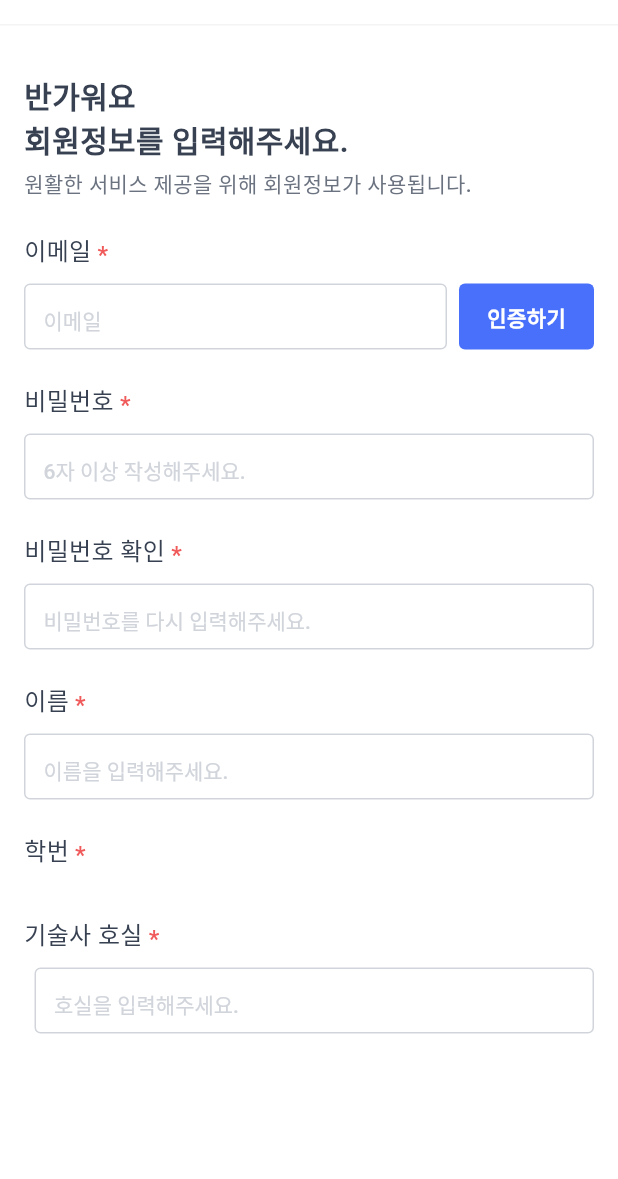
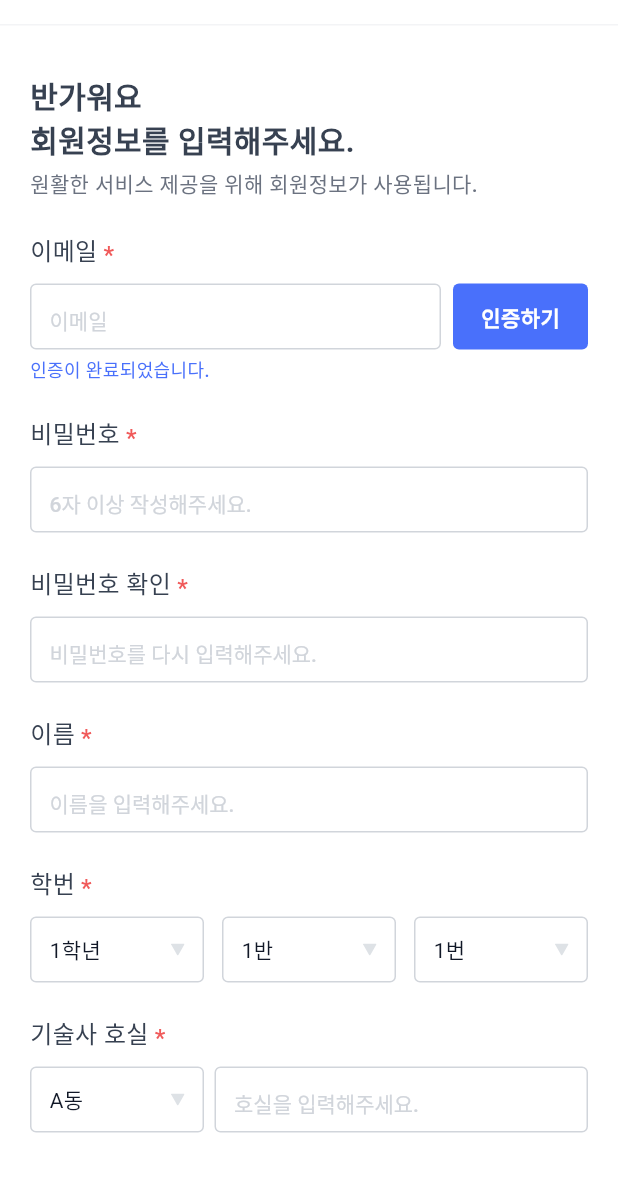
Before and after one commit to TeamPLOY/Bubble_v2, a Flutter app: the screen it shows after launch, on a phone screen of 412 x 824 dp, the part 57-1236 px from its top. Run offline on Flutter 3.47's test engine with Material 3 defaults, Android fonts, the phone set to English and light mode, and no system bars; our stand-ins replace flutter_svg, get; Roboto replaces fonts that are missing (PretendardBold, PretendardMedium, PretendardRegular).

Commit message:
feat : 회원가입 퍼블리싱 완료

```diff
--- a/lib/main.dart
+++ b/lib/main.dart
@@ -1,6 +1,7 @@
 import 'package:bubble_v2/app/config/app_color.dart';
 import 'package:bubble_v2/presentation/page/signUp.dart';
 import 'package:flutter/material.dart';
+import 'package:get/get.dart';
 
 void main() {
   runApp(const MainApp());
@@ -11,7 +12,7 @@ class MainApp extends StatelessWidget {
 
   @override
   Widget build(BuildContext context) {
-    return MaterialApp(
+    return GetMaterialApp(
       theme: ThemeData(
         textSelectionTheme: TextSelectionThemeData(
           cursorColor: AppColor.gray700,
--- a/lib/presentation/page/signUp.dart
+++ b/lib/presentation/page/signUp.dart
@@ -1,9 +1,14 @@
+import 'dart:async';
 import 'package:bubble_v2/app/config/app_color.dart';
 import 'package:bubble_v2/app/config/app_text_styles.dart';
+import 'package:bubble_v2/app/controller/dropdownData.dart';
+import 'package:bubble_v2/presentation/widget/components/button/graybutton.dart';
 import 'package:bubble_v2/presentation/widget/components/signUp/TitleText.dart';
+import 'package:bubble_v2/presentation/widget/components/signUp/dropDown.dart';
 import 'package:bubble_v2/presentation/widget/form/signForm.dart';
 import 'package:bubble_v2/presentation/widget/header/noHeader.dart';
 import 'package:flutter/material.dart';
+import 'package:get/get.dart';
 
 class SignUpPage extends StatefulWidget {
   const SignUpPage({super.key});
@@ -13,11 +18,57 @@ class SignUpPage extends StatefulWidget {
 }
 
 class _SignUpPageState extends State<SignUpPage> {
-  TextEditingController emailController = TextEditingController();
-  TextEditingController passwordController = TextEditingController();
-  TextEditingController repasswordController = TextEditingController();
-  TextEditingController nameController = TextEditingController();
-  TextEditingController roomController = TextEditingController();
+  TextEditingController emailController = TextEditingController(); //이메일
+  TextEditingController passwordController = TextEditingController(); //비밀번호 6자 이상
+  TextEditingController repasswordController = TextEditingController(); //비밀번호 재확인
+  TextEditingController nameController = TextEditingController(); //이름 2글자에서 5글자 내
+  TextEditingController roomController = TextEditingController(); //호실 3글자가 들어와야함
+  TextEditingController authController = TextEditingController();
+
+  List<List<String>> arrays = [['1','2','3'],['1','2','3','4'],['1','2','3','4','5','6','7','8','9','10','11','12','13','14','15','16'],['A','B']];
+
+  final DropdownController dropdownController = Get.put(DropdownController());
+
+  bool isAuthVisible = false;
+  int remainingTime = 300;
+  Timer? _timer;
+
+  void startTimer() {
+    setState(() {
+      isAuthVisible = true;
+      remainingTime = 300;
+    });
+
+    _timer?.cancel();
+    _timer = Timer.periodic(Duration(seconds: 1), (timer) {
+      if (remainingTime > 0) {
+        setState(() {
+          remainingTime--;
+        });
+      } else {
+        timer.cancel();
+        setState(() {
+          isAuthVisible = false;
+        });
+      }
+    });
+  }
+
+  void resetTimer() {
+    startTimer();
+  }
+
+  String formatTime(int seconds) {
+    int minutes = seconds ~/ 60;
+    int secs = seconds % 60;
+    return '$minutes:${secs.toString().padLeft(2, '0')}';
+  }
+
+  @override
+  void dispose() {
+    _timer?.cancel();
+    super.dispose();
+  }
 
   @override
   Widget build(BuildContext context) {
@@ -31,7 +82,7 @@ class _SignUpPageState extends State<SignUpPage> {
             child: ListView(
               children: [
                 Padding(
-                  padding: const EdgeInsets.symmetric(horizontal: 16),
+                  padding: const EdgeInsets.symmetric(horizontal: 20),
                   child: Column(
                     crossAxisAlignment: CrossAxisAlignment.start,
                     children: [
@@ -50,6 +101,7 @@ class _SignUpPageState extends State<SignUpPage> {
                           Expanded(child: Signform(controller: emailController, hintText: '이메일')),
                           const SizedBox(width: 8,),
                           GestureDetector(
+                            onTap: startTimer,
                             child: Container(
                               width: 90,
                               height: 44,
@@ -64,6 +116,46 @@ class _SignUpPageState extends State<SignUpPage> {
                           )
                         ],
                       ),
+                      if(isAuthVisible)...[
+                        //Timer
+                        Column(
+                          children: [
+                            const SizedBox(height: 8,),
+                            Signform(controller: authController, hintText: '인증번호 6자리'),
+                            const SizedBox(height: 4,),
+                            Row(
+                              mainAxisAlignment: MainAxisAlignment.spaceBetween,
+                              children: [
+                                GestureDetector(
+                                  child: Column(
+                                    children: [
+                                      GestureDetector(
+                                        onTap: resetTimer,
+                                        child: Text('재전송',style: AppTextStyles.M12.copyWith(color: AppColor.red),
+                                      )),
+                                      Container(
+                                        width: 33,
+                                        height: 1,
+                                        decoration: BoxDecoration(
+                                          color: AppColor.red
+                                        ),
+                                      )
+                                    ],
+                                  ),
+                                ),
+                                Text(formatTime(remainingTime),style: AppTextStyles.M12.copyWith(color: AppColor.red),),
+                              ],
+                            )
+                          ],
+                        ),
+                      ],
+
+                      const SizedBox(height: 4,),
+                      Row(
+                        children: [
+                          Text('인증이 완료되었습니다.',style: AppTextStyles.M12.copyWith(color: AppColor.blue400),),
+                        ],
+                      ),
 
                       //password
                       const TtileText(text: '비밀번호'),
@@ -73,24 +165,57 @@ class _SignUpPageState extends State<SignUpPage> {
                       const TtileText(text: '비밀번호 확인'),
                       Signform(controller: repasswordController, hintText: '비밀번호를 다시 입력해주세요.'),
 
+                      if(repasswordController.text == passwordController.text &&passwordController.text.isNotEmpty)...[
+                        const SizedBox(height: 4,),
+                        Row(
+                          children: [
+                            Text('비밀번호가 일치합니다.',style: AppTextStyles.M12.copyWith(color: AppColor.blue400),),
+                          ],
+                        ),
+                      ],
+
+
                       //name
                       const TtileText(text: '이름'),
                       Signform(controller: nameController, hintText: '이름을 입력해주세요.'),
 
                       //학번
                       const TtileText(text: '학번'),
-                      //drop down 추가 필요
+                      Row(
+                        crossAxisAlignment: CrossAxisAlignment.start,
+                        mainAxisAlignment: MainAxisAlignment.spaceBetween,
+                        children: [
+                          Dropdown(array: arrays[0], isContent: 1),
+                          Dropdown(array: arrays[1], isContent: 2),
+                          Dropdown(array: arrays[2], isContent: 3),
+
+                        ],
+                      ),
 
                       //기숙사 호실
                       const TtileText(text: '기술사 호실'),
                       Row(
+                        crossAxisAlignment: CrossAxisAlignment.start,
+                        mainAxisAlignment: MainAxisAlignment.start,
                         children: [
-                          //drop down 추가 필요
-
+                          Dropdown(array: arrays[3], isContent: 4),
                           const SizedBox(width: 7,),
                           Expanded(child: Signform(controller: roomController, hintText: '호실을 입력해주세요.'))
                         ],
                       ),
+
+                      const SizedBox(height: 36,),
+                      Row(
+                        //나중에 조건문 걸어서 전부다 빈칸이 차면 없애야됨
+                        mainAxisAlignment: MainAxisAlignment.center,
+                        children: [
+                          Text('빈 칸을 모두 작성해주세요.',style: AppTextStyles.M12.copyWith(color: AppColor.red),),
+                        ],
+                      ),
+
+                      const SizedBox(height: 8,),
+                      const Graybutton(text: '회원가입'),
+                      const SizedBox(height: 34,)
                     ],
                   ),
                 ),
--- /dev/null
+++ b/lib/presentation/widget/components/signUp/dropDown.dart
@@ -0,0 +1,157 @@
+import 'package:bubble_v2/app/config/app_color.dart';
+import 'package:bubble_v2/app/config/app_text_styles.dart';
+import 'package:bubble_v2/app/controller/dropdownData.dart';
+import 'package:flutter/material.dart';
+import 'package:flutter_svg/flutter_svg.dart';
+import 'package:get/get.dart';
+
+class Dropdown extends StatefulWidget {
+  final List<String> array;
+  final int isContent;
+  const Dropdown({required this.isContent, required this.array, super.key});
+
+  @override
+  State<Dropdown> createState() => _DropdownState();
+}
+
+class _DropdownState extends State<Dropdown> {
+  late String text;
+  late String data;
+  bool isOpen = false;
+
+  final LayerLink _layerLink = LayerLink();
+  OverlayEntry? _overlayEntry;
+
+  final DropdownController dropdownController = Get.find<DropdownController>();
+
+  @override
+  void initState() {
+    super.initState();
+    data = widget.array.first;
+
+    switch (widget.isContent) {
+      case 1:
+        text = '학년';
+        break;
+      case 2:
+        text = '반';
+        break;
+      case 3:
+        text = '번';
+        break;
+      case 4:
+        text = '동';
+        break;
+      default:
+        text = '';
+    }
+  }
+
+  void toggleDropdown() {
+    if (isOpen) {
+      removeOverlay();
+    } else {
+      showOverlay();
+    }
+    setState(() {
+      isOpen = !isOpen;
+    });
+  }
+
+  void showOverlay() {
+    _overlayEntry = _createOverlayEntry();
+    Overlay.of(context).insert(_overlayEntry!);
+  }
+
+  void removeOverlay() {
+    _overlayEntry?.remove();
+    _overlayEntry = null;
+  }
+
+  OverlayEntry _createOverlayEntry() {
+    return OverlayEntry(
+      builder: (context) => Positioned(
+        width: (MediaQuery.of(context).size.width - 64) / 3,
+        child: CompositedTransformFollower(
+          link: _layerLink,
+          showWhenUnlinked: false,
+          offset: const Offset(0, 48),
+          child: Material(
+            child: Container(
+              height: widget.isContent == 4 ? 90 : 126,
+              decoration: BoxDecoration(
+                color: Colors.white,
+                borderRadius: BorderRadius.circular(5),
+                border: Border.all(color: AppColor.gray300, width: 1),
+              ),
+              child: ListView.builder(
+                padding: const EdgeInsets.symmetric(vertical: 8),
+                itemCount: widget.array.length,
+                itemBuilder: (context, index) {
+                  return GestureDetector(
+                    onTap: () {
+                      setState(() {
+                        data = widget.array[index];
+                        dropdownController.changeDatas(widget.isContent, data);
+                        toggleDropdown();
+                      });
+                    },
+                    child: Container(
+                      decoration: BoxDecoration(
+                        color: AppColor.white100,
+                      ),
+                      height: 36,
+                      alignment: Alignment.center,
+                      child: Text(
+                        widget.array[index],
+                        style: AppTextStyles.R16.copyWith(color: AppColor.gray800),
+                      ),
+                    ),
+                  );
+                },
+              ),
+            ),
+          ),
+        ),
+      ),
+    );
+  }
+
+  @override
+  Widget build(BuildContext context) {
+    return Column(
+      crossAxisAlignment: CrossAxisAlignment.start,
+      children: [
+        CompositedTransformTarget(
+          link: _layerLink,
+          child: GestureDetector(
+            onTap: toggleDropdown,
+            child: Container(
+              width: (MediaQuery.of(context).size.width - 64) / 3,
+              height: 44,
+              decoration: BoxDecoration(
+                color: AppColor.white100,
+                borderRadius: BorderRadius.circular(4),
+                border: Border.all(color: AppColor.gray300, width: 1),
+              ),
+              padding: const EdgeInsets.symmetric(horizontal: 12),
+              child: Row(
+                mainAxisAlignment: MainAxisAlignment.spaceBetween,
+                children: [
+                  Text('$data$text', style: AppTextStyles.R14.copyWith(color: AppColor.gray900)),
+                  SvgPicture.asset('assets/images/down.svg'),
+                ],
+              ),
+            ),
+          ),
+        ),
+      ],
+    );
+  }
+
+  @override
+  void dispose() {
+    removeOverlay();
+    super.dispose();
+  }
+}
--- a/pubspec.yaml
+++ b/pubspec.yaml
@@ -10,6 +10,7 @@ dependencies:
   flutter:
     sdk: flutter
   flutter_svg: ^2.0.17
+  get: ^4.6.6
 
 dev_dependencies:
   flutter_test:
```
Also changed, not shown: lib/app/controller/dropdownData.dart (added, +25 -0 lines), lib/presentation/widget/components/button/graybutton.dart (added, +24 -0 lines), assets/images/down.svg (added), pubspec.lock.
